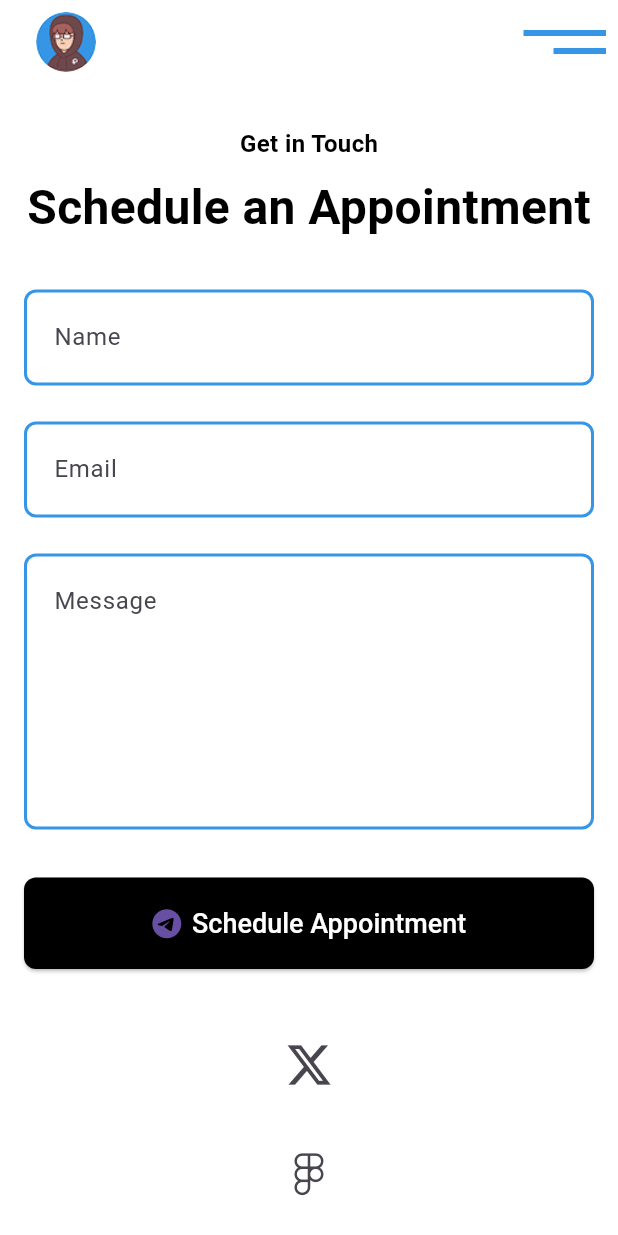
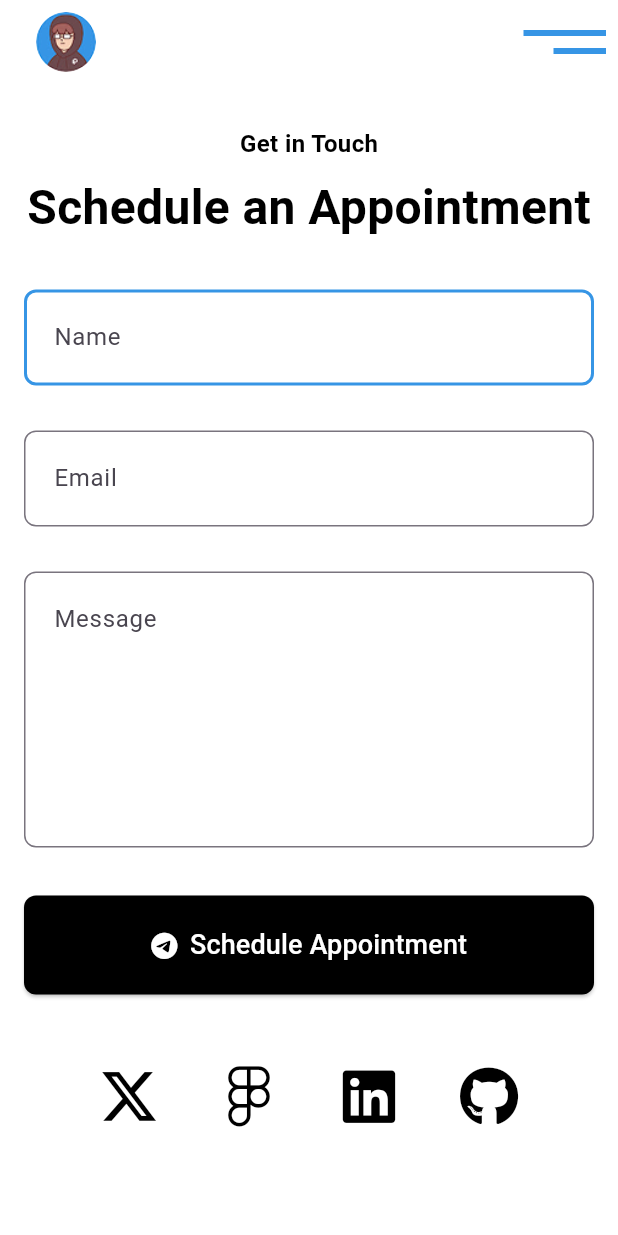
Before and after one commit to Musecreatives/paul_sola-eniolawun_portfolio, a Flutter app: the screen it shows after launch, on a phone screen of 412 x 824 dp. Run offline on Flutter 3.47's test engine with Material 3 defaults, Android fonts, the phone set to English and light mode, and no system bars; our stand-ins replace font_awesome_flutter, google_fonts, visibility_detector; missing offline and left inert: atlas_icons.

Commit message:
added contact page

```diff
--- a/lib/main.dart
+++ b/lib/main.dart
@@ -1,9 +1,9 @@
 import 'package:flutter/material.dart';
 import 'package:google_fonts/google_fonts.dart';
-import 'package:muse_creatives_portfolio/presentation/views/aboutpage/about_page.dart';
+import 'package:muse_creatives_portfolio/presentation/views/about/about_page.dart';
 import 'package:muse_creatives_portfolio/presentation/views/contact/contact_page.dart';
 import 'package:muse_creatives_portfolio/presentation/views/menu/menu_page.dart';
-import 'presentation/views/homepage/homepage.dart';
+import 'presentation/views/home/homepage.dart';
 
 void main() {
   WidgetsFlutterBinding.ensureInitialized();
--- a/lib/presentation/views/contact/contact_page.dart
+++ b/lib/presentation/views/contact/contact_page.dart
@@ -1,4 +1,5 @@
 // lib/presentation/views/contact/contact_page.dart
+
 import 'package:flutter/material.dart';
 import 'package:font_awesome_flutter/font_awesome_flutter.dart';
 import 'package:muse_creatives_portfolio/presentation/configs/constant_color.dart';
@@ -6,20 +7,41 @@ import 'package:muse_creatives_portfolio/presentation/widgets/navbar.dart';
 import 'package:url_launcher/url_launcher.dart';
 
 class ContactPage extends StatefulWidget {
-  const ContactPage({Key? key}) : super(key: key);
+  const ContactPage({super.key});
 
   @override
   _ContactPageState createState() => _ContactPageState();
 }
 
-class _ContactPageState extends State<ContactPage> {
+class _ContactPageState extends State<ContactPage>
+    with SingleTickerProviderStateMixin {
   final _formKey = GlobalKey<FormState>();
   final _nameCtrl = TextEditingController();
   final _emailCtrl = TextEditingController();
   final _msgCtrl = TextEditingController();
 
+  late final AnimationController _ctrl;
+  late final Animation<double> _fade;
+  late final Animation<Offset> _slide;
+
+  @override
+  void initState() {
+    super.initState();
+    _ctrl = AnimationController(
+      vsync: this,
+      duration: const Duration(milliseconds: 600),
+    );
+    _fade = CurvedAnimation(parent: _ctrl, curve: Curves.easeIn);
+    _slide = Tween<Offset>(
+      begin: const Offset(0, 0.1),
+      end: Offset.zero,
+    ).animate(CurvedAnimation(parent: _ctrl, curve: Curves.easeOut));
+    _ctrl.forward();
+  }
+
   @override
   void dispose() {
+    _ctrl.dispose();
     _nameCtrl.dispose();
     _emailCtrl.dispose();
     _msgCtrl.dispose();
@@ -35,34 +57,12 @@ class _ContactPageState extends State<ContactPage> {
     }
   }
 
-  Widget _buildSocialColumn() {
-    return Column(
-      mainAxisSize: MainAxisSize.min,
-      children: [
-        IconButton(
-          icon: const Icon(FontAwesomeIcons.xTwitter, size: 32),
-          onPressed:
-              () => launchUrl(Uri.parse('https://twitter.com/yourhandle')),
+  Widget _socialIcon(IconData icon, String url) {
+    return _HoverScale(
+      child: IconButton(
+        icon: Icon(icon, size: 40, color: AppColors.kblack),
+        onPressed: () => launchUrl(Uri.parse(url)),
       ),
-        const SizedBox(height: 24),
-        IconButton(
-          icon: const FaIcon(FontAwesomeIcons.figma, size: 28),
-          onPressed:
-              () => launchUrl(Uri.parse('https://www.figma.com/@yourprofile')),
-        ),
-        const SizedBox(height: 24),
-        IconButton(
-          icon: const FaIcon(FontAwesomeIcons.linkedin, size: 28),
-          onPressed:
-              () => launchUrl(Uri.parse('https://linkedin.com/in/yourprofile')),
-        ),
-        const SizedBox(height: 24),
-        IconButton(
-          icon: const FaIcon(FontAwesomeIcons.github, size: 28),
-          onPressed:
-              () => launchUrl(Uri.parse('https://github.com/yourprofile')),
-        ),
-      ],
     );
   }
 
@@ -74,14 +74,13 @@ class _ContactPageState extends State<ContactPage> {
       body: LayoutBuilder(
         builder: (ctx, bc) {
           final isWide = bc.maxWidth >= 800;
-          final form = Form(
+
+          // 1) build the raw form column
+          Widget rawForm = Form(
             key: _formKey,
-            child: SizedBox(
             child: Column(
               crossAxisAlignment:
-                    isWide
-                        ? CrossAxisAlignment.start
-                        : CrossAxisAlignment.center,
+                  isWide ? CrossAxisAlignment.start : CrossAxisAlignment.center,
               children: [
                 Text(
                   'Get in Touch',
@@ -102,7 +101,6 @@ class _ContactPageState extends State<ContactPage> {
                 ),
                 const SizedBox(height: 32),
 
-                  // Name
                 TextFormField(
                   controller: _nameCtrl,
                   validator:
@@ -112,8 +110,6 @@ class _ContactPageState extends State<ContactPage> {
                               : null,
                   decoration: InputDecoration(
                     hintText: 'Name',
-                      filled: true,
-                      fillColor: Colors.transparent,
                     contentPadding: const EdgeInsets.symmetric(
                       vertical: 20,
                       horizontal: 16,
@@ -141,9 +137,8 @@ class _ContactPageState extends State<ContactPage> {
                     ),
                   ),
                 ),
-                  const SizedBox(height: 24),
+                const SizedBox(height: 30),
 
-                  // Email
                 TextFormField(
                   controller: _emailCtrl,
                   validator: (v) {
@@ -154,8 +149,6 @@ class _ContactPageState extends State<ContactPage> {
                   },
                   decoration: InputDecoration(
                     hintText: 'Email',
-                      filled: true,
-                      fillColor: Colors.transparent,
                     contentPadding: const EdgeInsets.symmetric(
                       vertical: 20,
                       horizontal: 16,
@@ -167,38 +160,21 @@ class _ContactPageState extends State<ContactPage> {
                         width: 2,
                       ),
                     ),
-                      enabledBorder: OutlineInputBorder(
-                        borderRadius: BorderRadius.circular(8),
-                        borderSide: BorderSide(
-                          color: AppColors.kprimary,
-                          width: 2,
                   ),
                 ),
-                      focusedBorder: OutlineInputBorder(
-                        borderRadius: BorderRadius.circular(8),
-                        borderSide: BorderSide(
-                          color: AppColors.kprimary,
-                          width: 2,
-                        ),
-                      ),
-                    ),
-                  ),
-                  const SizedBox(height: 24),
+                const SizedBox(height: 30),
 
-                  // Message
                 TextFormField(
                   controller: _msgCtrl,
+                  maxLines: 6,
                   validator:
                       (v) =>
                           (v?.trim().isEmpty ?? true)
                               ? 'Enter a message'
                               : null,
-                    maxLines: 6,
                   decoration: InputDecoration(
                     hintText: 'Message',
                     alignLabelWithHint: true,
-                      filled: true,
-                      fillColor: Colors.transparent,
                     contentPadding: const EdgeInsets.symmetric(
                       vertical: 20,
                       horizontal: 16,
@@ -210,29 +186,18 @@ class _ContactPageState extends State<ContactPage> {
                         width: 2,
                       ),
                     ),
-                      enabledBorder: OutlineInputBorder(
-                        borderRadius: BorderRadius.circular(8),
-                        borderSide: BorderSide(
-                          color: AppColors.kprimary,
-                          width: 2,
-                        ),
-                      ),
-                      focusedBorder: OutlineInputBorder(
-                        borderRadius: BorderRadius.circular(8),
-                        borderSide: BorderSide(
-                          color: AppColors.kprimary,
-                          width: 2,
-                        ),
-                      ),
                   ),
                 ),
                 const SizedBox(height: 32),
 
-                  // Submit
                 SizedBox(
-                    width: isWide ? 700 : double.infinity,
+                  width: double.infinity,
                   child: ElevatedButton.icon(
                     onPressed: _submit,
+                    icon: const Icon(
+                      FontAwesomeIcons.telegram,
+                      color: Colors.white,
+                    ),
                     label: const Text(
                       'Schedule Appointment',
                       style: TextStyle(
@@ -244,53 +209,128 @@ class _ContactPageState extends State<ContactPage> {
                     style: ElevatedButton.styleFrom(
                       backgroundColor: AppColors.kblack,
                       padding: const EdgeInsets.symmetric(vertical: 20),
-                        textStyle: const TextStyle(
-                          fontSize: 18,
-                          fontWeight: FontWeight.w500,
-                        ),
                       shape: RoundedRectangleBorder(
                         borderRadius: BorderRadius.circular(8),
                       ),
                     ),
-                      icon: const Icon(FontAwesomeIcons.telegram, size: 20),
                   ),
                 ),
               ],
             ),
+          );
+
+          // 2) wrap in Slide+Fade
+          Widget animatedForm = FadeTransition(
+            opacity: _fade,
+            child: SlideTransition(position: _slide, child: rawForm),
+          );
+
+          // 3) desktop-only maxWidth
+          if (isWide) {
+            animatedForm = Center(
+              child: ConstrainedBox(
+                constraints: const BoxConstraints(maxWidth: 800),
+                child: animatedForm,
               ),
             );
+          }
 
+          // 4) choose layout
           if (isWide) {
             return Padding(
               padding: const EdgeInsets.symmetric(vertical: 40, horizontal: 80),
               child: Row(
                 crossAxisAlignment: CrossAxisAlignment.start,
                 children: [
-                  // left: form
-                  Expanded(flex: 2, child: form),
-
+                  Expanded(flex: 2, child: animatedForm),
                   const SizedBox(width: 60),
-
-                  // right: socials
-                  _buildSocialColumn(),
+                  // socials
+                  Column(
+                    mainAxisSize: MainAxisSize.min,
+                    children: [
+                      _socialIcon(
+                        FontAwesomeIcons.xTwitter,
+                        'https://twitter.com/yourhandle',
+                      ),
+                      const SizedBox(height: 24),
+                      _socialIcon(
+                        FontAwesomeIcons.figma,
+                        'https://www.figma.com/@yourprofile',
+                      ),
+                      const SizedBox(height: 24),
+                      _socialIcon(
+                        FontAwesomeIcons.linkedin,
+                        'https://linkedin.com/in/yourprofile',
+                      ),
+                      const SizedBox(height: 24),
+                      _socialIcon(
+                        FontAwesomeIcons.github,
+                        'https://github.com/yourprofile',
+                      ),
+                    ],
+                  ),
+                ],
+              ),
+            );
+          } else {
+            return SingleChildScrollView(
+              padding: const EdgeInsets.symmetric(vertical: 24, horizontal: 16),
+              child: Column(
+                children: [
+                  animatedForm,
+                  const SizedBox(height: 40),
+                  Wrap(
+                    alignment: WrapAlignment.center,
+                    spacing: 24,
+                    children: [
+                      _socialIcon(
+                        FontAwesomeIcons.xTwitter,
+                        'https://twitter.com/yourhandle',
+                      ),
+                      _socialIcon(
+                        FontAwesomeIcons.figma,
+                        'https://www.figma.com/@yourprofile',
+                      ),
+                      _socialIcon(
+                        FontAwesomeIcons.linkedin,
+                        'https://linkedin.com/in/yourprofile',
+                      ),
+                      _socialIcon(
+                        FontAwesomeIcons.github,
+                        'https://github.com/yourprofile',
+                      ),
+                    ],
+                  ),
                 ],
               ),
             );
           }
-
-          // mobile: scrollable form, then social icons bottom
-          return SingleChildScrollView(
-            padding: const EdgeInsets.symmetric(vertical: 24, horizontal: 16),
-            child: Column(
-              children: [
-                form,
-                const SizedBox(height: 40),
-                _buildSocialColumn(),
-              ],
-            ),
-          );
         },
       ),
     );
   }
 }
+
+/// Wraps its child in a little scale-up on hover (desktop/web).
+class _HoverScale extends StatefulWidget {
+  final Widget child;
+  const _HoverScale({required this.child});
+  @override
+  __HoverScaleState createState() => __HoverScaleState();
+}
+
+class __HoverScaleState extends State<_HoverScale> {
+  bool _hovering = false;
+  @override
+  Widget build(BuildContext context) {
+    return MouseRegion(
+      onEnter: (_) => setState(() => _hovering = true),
+      onExit: (_) => setState(() => _hovering = false),
+      child: AnimatedScale(
+        scale: _hovering ? 1.2 : 1.0,
+        duration: const Duration(milliseconds: 200),
+        child: widget.child,
+      ),
+    );
+  }
+}
--- a/lib/presentation/views/menu/menu_page.dart
+++ b/lib/presentation/views/menu/menu_page.dart
@@ -1,11 +1,11 @@
 // lib/presentation/views/menu/menu_page.dart
 
 import 'package:flutter/material.dart';
-import '../aboutpage/about_page.dart';
+import '../about/about_page.dart';
 import '../certificates/certificates_page.dart';
 import '../contact/contact_page.dart';
 import '../experience/experience_page.dart';
-import '../homepage/homepage.dart';
+import '../home/homepage.dart';
 import '../../routes/route_transitions.dart';
 import '../project/project_page.dart';
 
```
Lines whose indentation alone changed are shown as unchanged.
